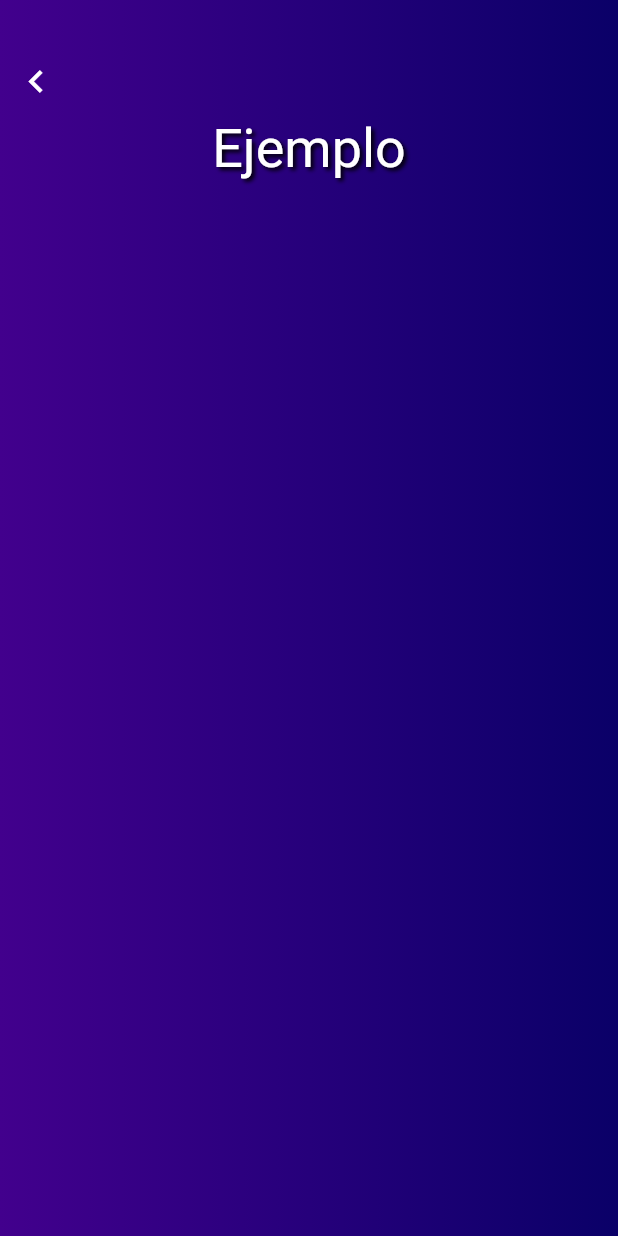
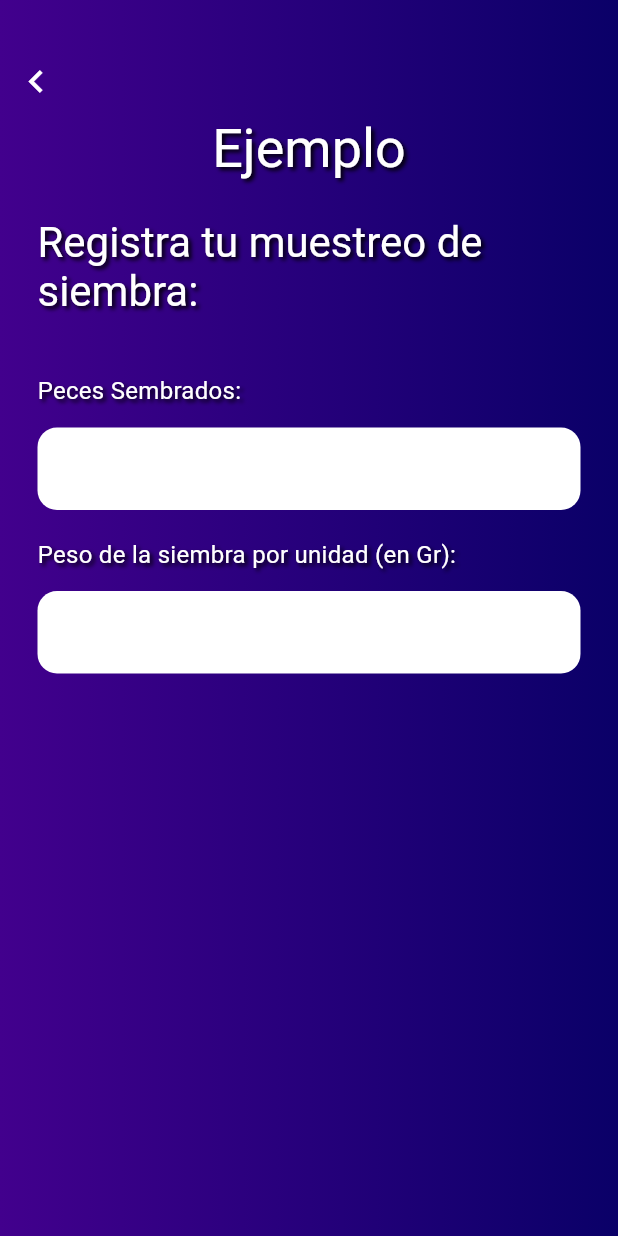
Before and after one commit to alX-u/NA-App, a Flutter app: the AddMuestreoSiembra screen opened directly, on a phone screen of 412 x 824 dp. Run offline on Flutter 3.47's test engine with Material 2 defaults, Android fonts, the phone set to English and light mode, and no system bars; our stand-ins replace cloud_firestore, firebase_auth, firebase_core, flutter_secure_storage, get, google_sign_in and 1 more; missing offline and left inert: flutter_email_sender, gsheets; accounts and stored records are empty; key blocks and very long unbroken strings in the code were emptied for the run.

Commit message:
Update AddMuestreoSiembra.dart

```diff
--- a/peces_app/lib/pages/muestreos/AddMuestreoSiembra.dart
+++ b/peces_app/lib/pages/muestreos/AddMuestreoSiembra.dart
@@ -14,6 +14,10 @@ class AddMuestreoSiembra extends StatefulWidget {
 
 class _AddMuestreoSiembraState extends State<AddMuestreoSiembra> {
   UserController userController = Get.find();
+  final TextEditingController _pecesSembradosController =
+      TextEditingController();
+  final TextEditingController _pesoSiembraPorUnidadController =
+      TextEditingController();
 
   @override
   Widget build(BuildContext context) {
@@ -59,7 +63,20 @@ class _AddMuestreoSiembraState extends State<AddMuestreoSiembra> {
                 child: Column(
                   crossAxisAlignment: CrossAxisAlignment.start,
                   children: [
-
+                    Text('Registra tu muestreo de siembra: ',
+                        style: estiloTexto(28)),
+                    const SizedBox(height: 10),
+                    const SizedBox(height: 30),
+                    //Input de los peces sembrados
+                    inputLabel('Peces Sembrados:'),
+                    const SizedBox(height: 15),
+                    formField(_pecesSembradosController),
+                    const SizedBox(height: 20),
+                    //Input del peso de la siembra por unidad
+                    inputLabel('Peso de la siembra por unidad (en Gr):'),
+                    const SizedBox(height: 15),
+                    formField(_pesoSiembraPorUnidadController),
+                    const SizedBox(height: 20),
                   ],
                 ),
               )
@@ -69,15 +86,53 @@ class _AddMuestreoSiembraState extends State<AddMuestreoSiembra> {
       ),
     );
   }
-}
 
   //---------------------------------------------------------------------------------------------------------
 // Widgets, métodos y herramientas utilizadas
   TextStyle estiloTexto(double size) {
-  return TextStyle(color: Colors.white, fontSize: size, shadows: const <Shadow>[
+    return TextStyle(
+        color: Colors.white,
+        fontSize: size,
+        shadows: const <Shadow>[
           Shadow(
               offset: Offset(2.0, 2.0),
               blurRadius: 3.0,
               color: Color.fromARGB(255, 0, 0, 0))
         ]);
   }
+
+//Widget de los form fields donde el usuario colocará su información
+  Widget formField(TextEditingController controller) {
+    return Container(
+      height: 55,
+      width: MediaQuery.of(context).size.width,
+      decoration: BoxDecoration(
+          color: Colors.white, borderRadius: BorderRadius.circular(13)),
+      child: TextFormField(
+        controller: controller,
+        decoration: const InputDecoration(
+            border: InputBorder.none,
+            contentPadding: EdgeInsets.symmetric(vertical: 20, horizontal: 15)),
+        style: const TextStyle(
+          color: Colors.black,
+          fontSize: 16,
+        ),
+      ),
+    );
+  }
+
+//Widgets y Métodos
+  Widget inputLabel(String input) {
+    return Text(input,
+        style: const TextStyle(
+            fontSize: 16,
+            color: Colors.white,
+            shadows: <Shadow>[
+              Shadow(
+                  offset: Offset(2.0, 2.0),
+                  blurRadius: 3.0,
+                  color: Color.fromARGB(255, 0, 0, 0))
+            ],
+            letterSpacing: 0.2));
+  }
+}
```
Lines whose indentation alone changed are shown as unchanged.
